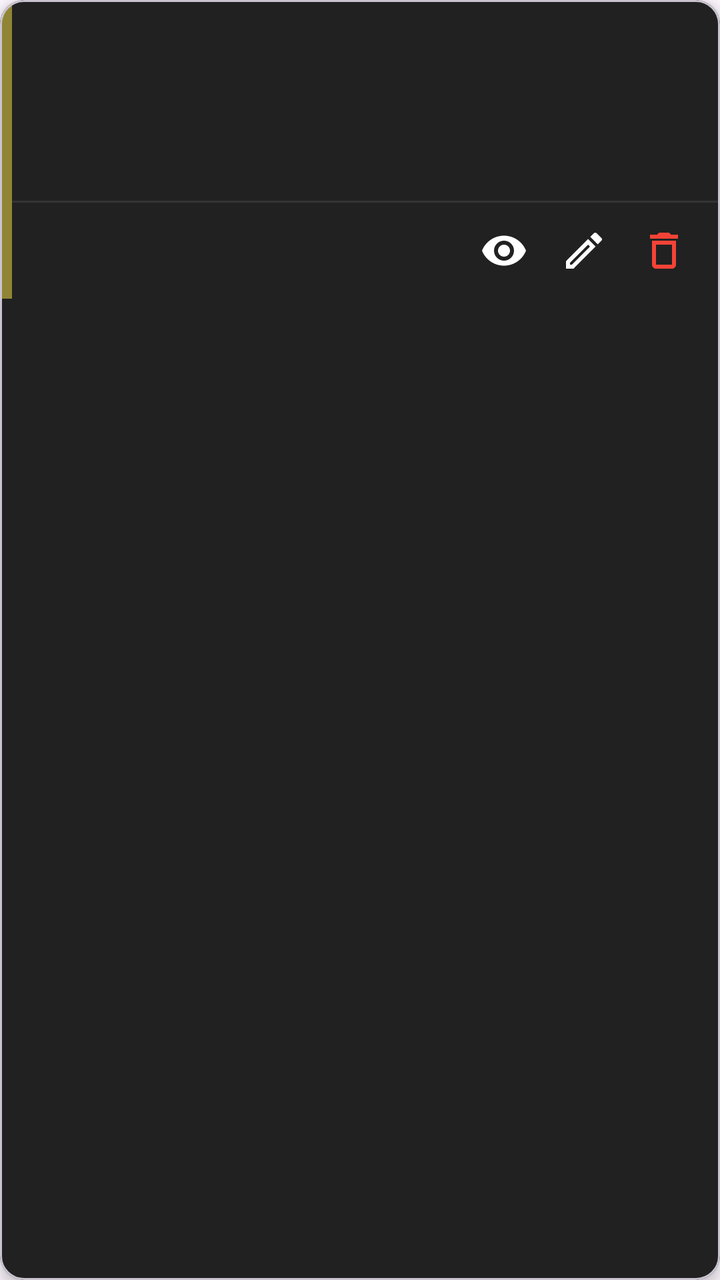
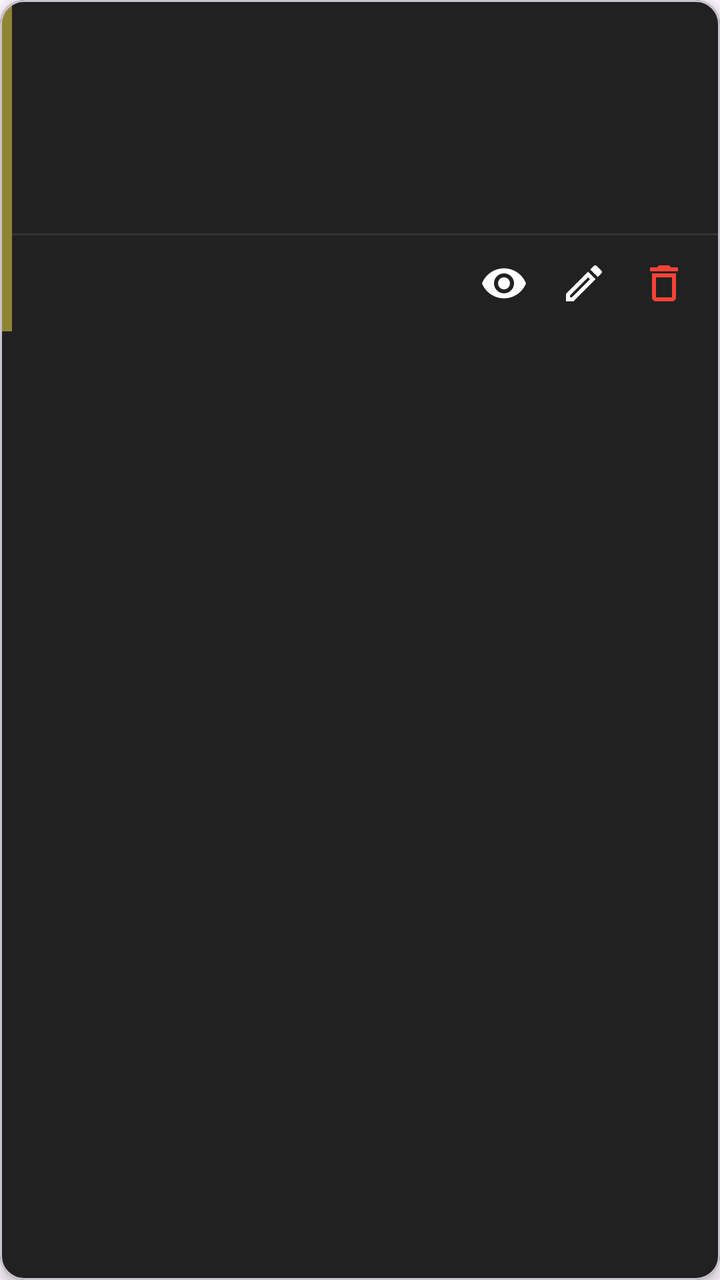

The first picture is an Android layout as it rendered before a commit; the second is the same layout after the commit. The layout source and the unified diff follow.
<!-- AndroidManifest.xml: application theme Theme.IMieiVincoli -->
<!-- res/layout/item_bank.xml -->
<?xml version="1.0" encoding="utf-8"?>
<com.google.android.material.card.MaterialCardView xmlns:android="http://schemas.android.com/apk/res/android"
    xmlns:app="http://schemas.android.com/apk/res-auto"
    android:layout_width="match_parent"
    android:layout_height="wrap_content"
    android:layout_marginHorizontal="16dp"
    android:layout_marginVertical="8dp"
    app:cardBackgroundColor="#212121"
    app:cardCornerRadius="12dp"
    app:cardElevation="4dp">

    <LinearLayout
        android:layout_width="match_parent"
        android:layout_height="wrap_content"
        android:orientation="horizontal">

        
        <View
            android:id="@+id/view_color_indicator"
            android:layout_width="6dp"
            android:layout_height="match_parent"
            android:background="@color/blue_accounts" />

        <LinearLayout
            android:layout_width="match_parent"
            android:layout_height="wrap_content"
            android:orientation="vertical">

            
            <LinearLayout
                android:layout_width="match_parent"
                android:layout_height="wrap_content"
                android:orientation="vertical"
                android:padding="16dp">

                
                <LinearLayout
                    android:layout_width="match_parent"
                    android:layout_height="wrap_content"
                    android:gravity="center_vertical"
                    android:orientation="horizontal">
                    <TextView
                        android:id="@+id/text_bank_name"
                        android:layout_width="0dp"
                        android:layout_height="wrap_content"
                        android:layout_weight="1"
                        android:textColor="#FFFFFF"
                        android:textSize="18sp"
                        android:textStyle="bold" />
                    <TextView
                        android:id="@+id/text_total_balance"
                        android:layout_width="wrap_content"
                        android:layout_height="wrap_content"
                        android:textColor="#4CAF50"
                        android:textSize="18sp"
                        android:textStyle="bold" />
                </LinearLayout>

                
                <TextView
                    android:id="@+id/text_accounts_count"
                    android:layout_width="match_parent"
                    android:layout_height="wrap_content"
                    android:layout_marginTop="4dp"
                    android:textColor="@color/white"
                    android:textSize="14sp" />

                
                <TextView
                    android:id="@+id/text_instruments_count"
                    android:layout_width="match_parent"
                    android:layout_height="wrap_content"
                    android:layout_marginTop="2dp"
                    android:textColor="@color/white"
                    android:textSize="14sp" />
            </LinearLayout>

            
            <View
                android:id="@+id/divider_actions"
                android:layout_width="match_parent"
                android:layout_height="1dp"
                android:background="#333333" />

            <LinearLayout
                android:id="@+id/layout_actions"
                android:layout_width="match_parent"
                android:layout_height="wrap_content"
                android:gravity="end"
                android:orientation="horizontal"
                android:paddingHorizontal="8dp"
                android:paddingVertical="4dp">

                <ImageButton
                    android:id="@+id/btn_view"
                    android:layout_width="40dp"
                    android:layout_height="40dp"
                    android:background="?attr/selectableItemBackgroundBorderless"
                    android:contentDescription="Visualizza"
                    android:padding="8dp"
                    android:src="@drawable/ic_visibility_outline"
                    app:tint="#FFFFFF" />

                <ImageButton
                    android:id="@+id/btn_edit"
                    android:layout_width="40dp"
                    android:layout_height="40dp"
                    android:background="?attr/selectableItemBackgroundBorderless"
                    android:contentDescription="Modifica"
                    android:padding="8dp"
                    android:src="@drawable/ic_edit_outline"
                    app:tint="#FFFFFF" />

                <ImageButton
                    android:id="@+id/btn_delete"
                    android:layout_width="40dp"
                    android:layout_height="40dp"
                    android:background="?attr/selectableItemBackgroundBorderless"
                    android:contentDescription="Elimina"
                    android:padding="8dp"
                    android:src="@drawable/ic_delete_outline"
                    app:tint="#F44336" />

                <ImageButton
                    android:id="@+id/btn_hard_delete"
                    android:layout_width="40dp"
                    android:layout_height="40dp"
                    android:background="?attr/selectableItemBackgroundBorderless"
                    android:contentDescription="Elimina Definitivamente"
                    android:padding="8dp"
                    android:src="@drawable/ic_delete_outline"
                    android:visibility="gone"
                    app:tint="#FF0000" />
            </LinearLayout>
        </LinearLayout>
    </LinearLayout>
</com.google.android.material.card.MaterialCardView>
<!-- resources referenced by this layout -->
<resources>
  <color name="blue_accounts">#908435</color>
  <color name="white">#FFFFFFFF</color>
  <!-- drawable ic_delete_outline (drawable) -->
  <vector xmlns:android="http://schemas.android.com/apk/res/android"
      android:width="24dp"
      android:height="24dp"
      android:viewportWidth="24"
      android:viewportHeight="24"
      android:tint="#F44336">
      <path
          android:fillColor="#FF000000"
          android:pathData="M15.5,4l-1,-1h-5l-1,1H5v2h14V4zM6,19c0,1.1,0.9,2,2,2h8c1.1,0,2,-0.9,2,-2V7H6v12zM8,9h8v10H8V9z"/>
  </vector>
  <!-- drawable ic_edit_outline (drawable) -->
  <vector xmlns:android="http://schemas.android.com/apk/res/android"
      android:width="24dp"
      android:height="24dp"
      android:viewportWidth="24"
      android:viewportHeight="24"
      android:tint="?attr/colorControlNormal">
      <path
          android:fillColor="#FF000000"
          android:pathData="M14.06,9.02l0.92,0.92L5.92,19L5,19l0,-0.92l9.06,-9.06M17.66,3c-0.25,0 -0.51,0.1 -0.7,0.29l-1.83,1.83l3.75,3.75l1.83,-1.83c0.39,-0.39 0.39,-1.02 0,-1.41l-2.34,-2.34c-0.2,-0.2 -0.45,-0.29 -0.71,-0.29zM14.06,6.19L3,17.25L3,21l3.75,0L17.81,9.94l-3.75,-3.75z"/>
  </vector>
  <!-- drawable ic_visibility_outline (drawable) -->
  <vector xmlns:android="http://schemas.android.com/apk/res/android"
      android:width="24dp"
      android:height="24dp"
      android:viewportWidth="24"
      android:viewportHeight="24"
      android:tint="?attr/colorControlNormal">
      <path
          android:fillColor="#FF000000"
          android:pathData="M12,4.5C7,4.5 2.73,7.61 1,12c1.73,4.39 6,7.5 11,7.5s9.27,-3.11 11,-7.5c-1.73,-4.39 -6,-7.5 -11,-7.5zM12,17c-2.76,0 -5,-2.24 -5,-5s2.24,-5 5,-5 5,2.24 5,5 -2.24,5 -5,5zm0,-8c-1.66,0 -3,1.34 -3,3s1.34,3 3,3 3,-1.34 3,-3 -1.34,-3 -3,-3z"/>
  </vector>
  <style name="Theme.IMieiVincoli" parent="Base.Theme.IMieiVincoli" />
  <style name="Base.Theme.IMieiVincoli" parent="Theme.Material3.DayNight.NoActionBar">
          
          <item name="colorPrimary">@color/azure_primary</item>
          <item name="colorOnPrimary">@color/white</item>
          <item name="colorPrimaryContainer">@color/azure_primary_container</item>
      </style>
  <color name="azure_primary">#448AFF</color>
  <color name="azure_primary_container">#D1E9FF</color>
</resources>

<!-- the commit's change to res/layout/item_bank.xml (unified diff, before → after) -->
@@ -47,13 +47,25 @@
                         android:textColor="#FFFFFF"
                         android:textSize="18sp"
                         android:textStyle="bold" />
-                    <TextView
-                        android:id="@+id/text_total_balance"
+                    <LinearLayout
                         android:layout_width="wrap_content"
                         android:layout_height="wrap_content"
-                        android:textColor="#4CAF50"
-                        android:textSize="18sp"
-                        android:textStyle="bold" />
+                        android:gravity="end"
+                        android:orientation="vertical">
+                        <TextView
+                            android:id="@+id/text_total_balance"
+                            android:layout_width="wrap_content"
+                            android:layout_height="wrap_content"
+                            android:textColor="#4CAF50"
+                            android:textSize="18sp"
+                            android:textStyle="bold" />
+                        <TextView
+                            android:id="@+id/text_last_update"
+                            android:layout_width="wrap_content"
+                            android:layout_height="wrap_content"
+                            android:textColor="#888888"
+                            android:textSize="12sp" />
+                    </LinearLayout>
                 </LinearLayout>
 
                 
